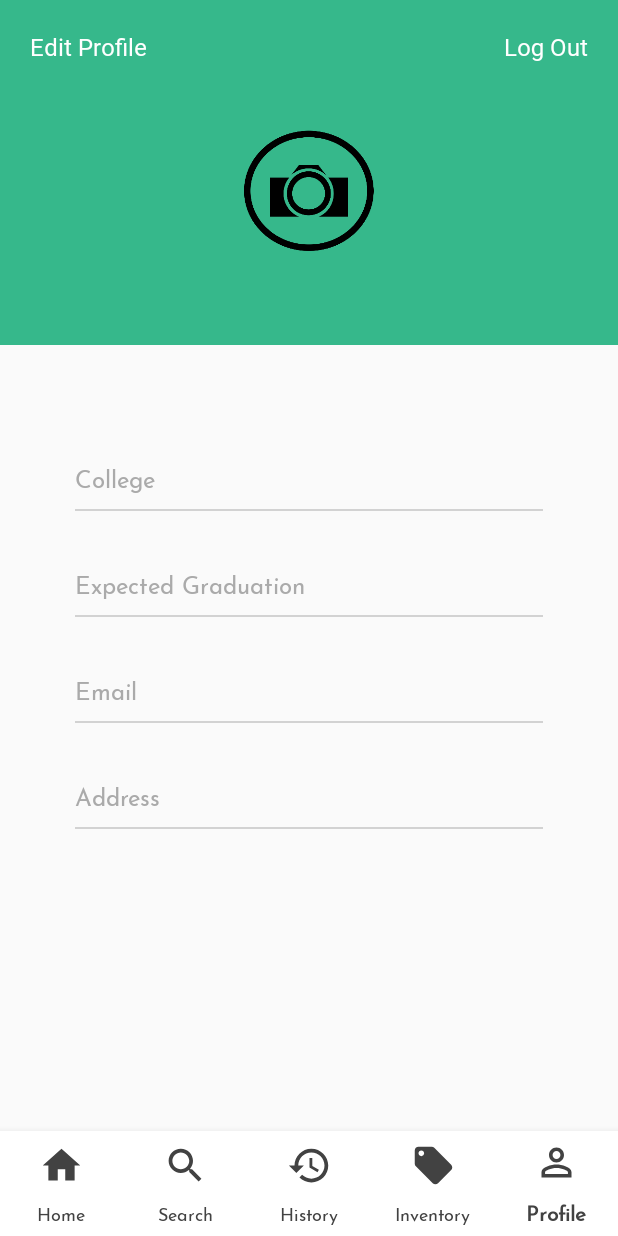
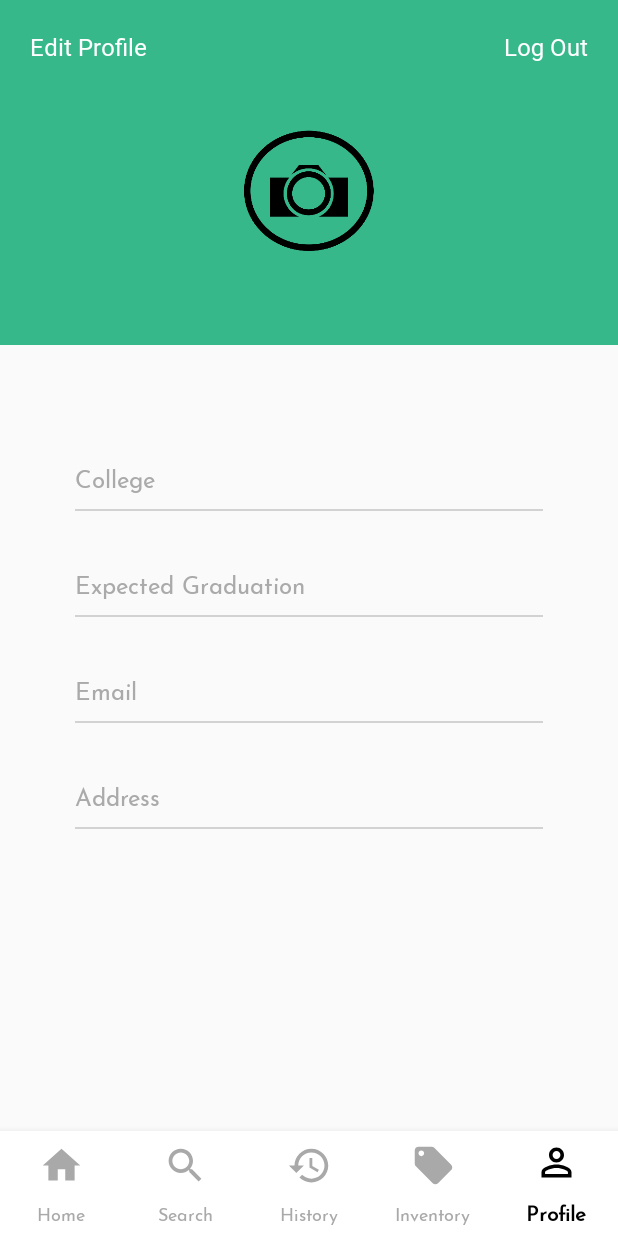
Before and after one commit to szhang5/weTradeApp, an Android app: the screen it shows after launch once a user with an empty profile is signed in (HomeActivity), item 5 of the bottom bar chosen, on a phone screen of 412 x 824 dp. Run offline under Robolectric (Android 15) with nearby library versions, the phone set to English and light mode, and no system bars; our stand-ins replace CircleImageView, Firebase (no records; nobody signed in at launch, a user with empty details on screens opened directly).

Commit message:
change style of bottom navigation

```diff
--- a/app/src/main/java/com/shiyunzhang/wetrade/HomeActivity.java
+++ b/app/src/main/java/com/shiyunzhang/wetrade/HomeActivity.java
@@ -24,13 +24,11 @@
 
     ActionBar actionBar;
     BottomNavigationView navigation;
-    ColorStateList colorStateList;
 
     @Override
     public void onCreate(Bundle savedInstanceState) {
         super.onCreate(savedInstanceState);
         setContentView(R.layout.activity_main);
-        setUpColorStateList();
 
         actionBar = getSupportActionBar();
         actionBar.setDisplayOptions(ActionBar.DISPLAY_SHOW_CUSTOM);
@@ -82,18 +80,4 @@
         transaction.addToBackStack(null);
         transaction.commit();
     }
-
-    private void setUpColorStateList(){
-        int[][] states = new int[][]{
-                new int[] { android.R.attr.state_checked},
-                new int[] { -android.R.attr.state_checked}
-        };
-
-        int[] colors = new int[] {
-                R.color.blue,
-                R.color.darkGray,
-        };
-
-        colorStateList = new ColorStateList(states, colors);
-    }
 }
--- /dev/null
+++ b/app/src/main/res/color/button_navigation_style.xml
@@ -0,0 +1,5 @@
+<?xml version="1.0" encoding="utf-8"?>
+<selector xmlns:android="http://schemas.android.com/apk/res/android">
+    <item android:state_checked="true" android:color="@color/black" />
+    <item android:state_checked="false" android:color="@color/lightGray" />
+</selector>
--- a/app/src/main/res/layout/activity_main.xml
+++ b/app/src/main/res/layout/activity_main.xml
@@ -20,8 +20,8 @@
         android:layout_height="70dp"
         android:layout_alignParentBottom="true"
         android:background="@android:color/white"
-        app:itemIconTint="@color/darkGray"
-        app:itemTextColor="@color/darkGray"
+        app:itemIconTint="@color/button_navigation_style"
+        app:itemTextColor="@color/button_navigation_style"
         app:itemIconSize="30dp"
         app:labelVisibilityMode="labeled"
         app:menu="@menu/navigation" />
--- a/app/src/main/res/values/colors.xml
+++ b/app/src/main/res/values/colors.xml
@@ -5,6 +5,7 @@
     <color name="colorAccent">#D81B60</color>
     <color name="white">#FFFFFF</color>
     <color name="black">#000000</color>
+    <color name="lightGray">#A9A9A9</color>
     <color name="darkGray">#424242</color>
     <color name="blue">#03a9f4</color>
     <color name="red">#ff778c</color>
```
